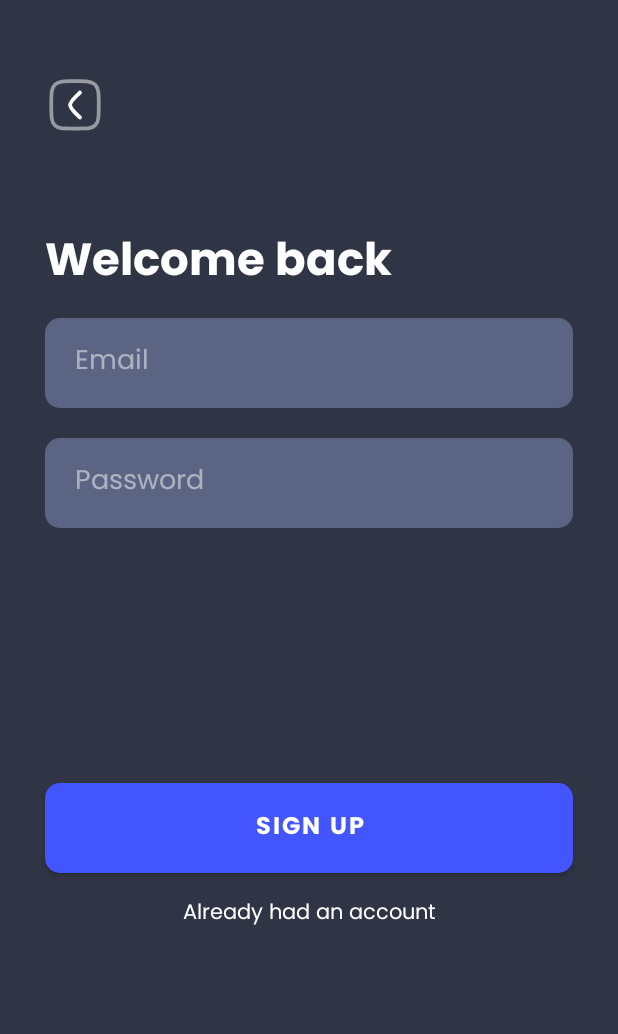
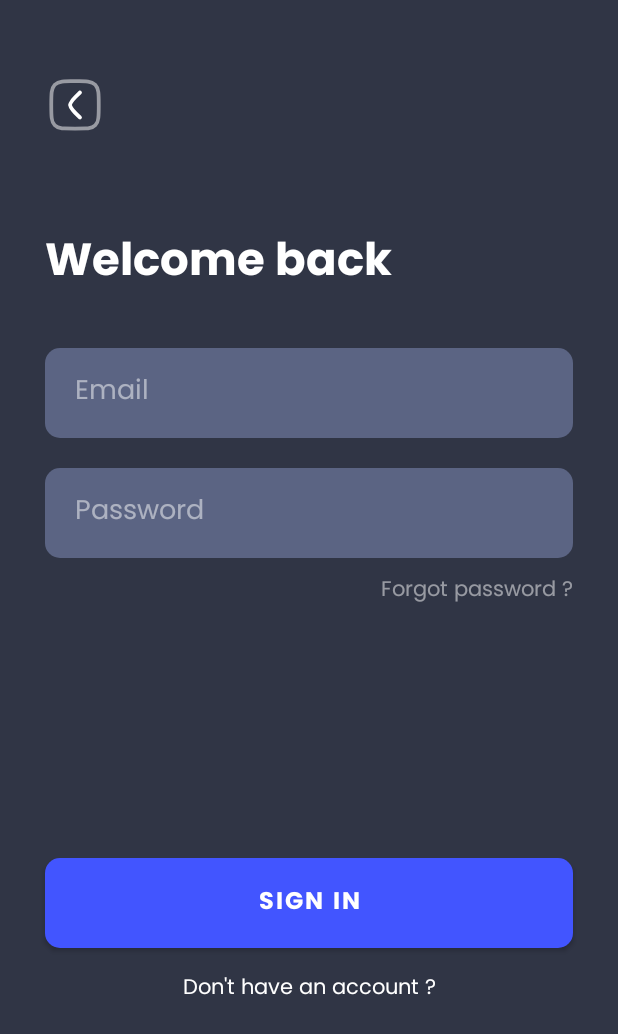
Before and after one commit to minhthhe182554/Quizlett, an Android app: the fragment SignInFragment shown on its own in the app's theme, on a phone screen of 412 x 824 dp. Shown: the top 1034 px of the screen. Run offline under Robolectric (Android 15) with nearby library versions, the phone set to English and light mode, and no system bars; our stand-ins replace data binding.

Commit message:
Refactor: Rename SignInFragment UI elements and update layout

```diff
--- a/app/src/main/res/layout/fragment_sign_in.xml
+++ b/app/src/main/res/layout/fragment_sign_in.xml
@@ -5,10 +5,10 @@
         xmlns:tools="http://schemas.android.com/tools"
         android:layout_width="match_parent"
         android:layout_height="match_parent"
-        tools:context=".SignInFragment">
+        tools:context=".ui.signin.SignInFragment">
 
         <Button
-            android:id="@+id/backBtn"
+            android:id="@+id/btnBack"
             android:layout_width="40dp"
             android:layout_height="40dp"
             app:layout_constraintStart_toStartOf="parent"
@@ -23,7 +23,7 @@
             android:id="@+id/signInTitle"
             android:layout_width="wrap_content"
             android:layout_height="wrap_content"
-            app:layout_constraintTop_toBottomOf="@id/backBtn"
+            app:layout_constraintTop_toBottomOf="@id/btnBack"
             app:layout_constraintStart_toStartOf="parent"
             android:layout_marginStart="30dp"
             android:layout_marginTop="60dp"
@@ -37,12 +37,13 @@
             android:layout_width="match_parent"
             android:layout_height="60dp"
             app:layout_constraintTop_toBottomOf="@id/signInTitle"
-            android:layout_marginTop="10dp"
+            android:layout_marginTop="30dp"
             android:layout_marginHorizontal="30dp"
             android:background="@drawable/input_field_bg"
             android:paddingHorizontal="20dp"
             android:hint="@string/email_hint"
-            android:textColorHint="@color/light_grey"/>
+            android:textColorHint="@color/light_grey"
+            android:textColor="@color/white"/>
 
         <EditText
             android:id="@+id/etPassword"
@@ -54,30 +55,42 @@
             android:background="@drawable/input_field_bg"
             android:paddingHorizontal="20dp"
             android:hint="@string/password_hint"
-            android:textColorHint="@color/light_grey"/>
+            android:textColorHint="@color/light_grey"
+            android:textColor="@color/white"/>
+
+        <TextView
+            android:id="@+id/tvForgotPassword"
+            android:layout_width="wrap_content"
+            android:layout_height="wrap_content"
+            app:layout_constraintTop_toBottomOf="@id/etPassword"
+            app:layout_constraintEnd_toEndOf="parent"
+            android:layout_marginEnd="30dp"
+            android:layout_marginTop="10dp"
+            android:text="@string/forgot_password"
+            android:textColor="@color/light_grey" />
 
         <Button
-            android:id="@+id/btnSignUp"
+            android:id="@+id/btnSignIn"
             android:layout_width="match_parent"
             android:layout_height="60dp"
             app:layout_constraintTop_toBottomOf="@id/etPassword"
             android:layout_marginHorizontal="30dp"
-            android:layout_marginTop="170dp"
+            android:layout_marginTop="200dp"
             app:backgroundTint="@null"
             android:background="@drawable/primary_btn_bg"
-            android:text="@string/signUn_btn_text"
+            android:text="@string/signIn_btn_text"
             android:textStyle="bold"
             android:textSize="16sp"/>
 
         <TextView
-            android:id="@+id/linkToSignIn"
+            android:id="@+id/linkToSignUp"
             android:layout_width="wrap_content"
             android:layout_height="wrap_content"
-            app:layout_constraintTop_toBottomOf="@id/btnSignUp"
+            app:layout_constraintTop_toBottomOf="@id/btnSignIn"
             app:layout_constraintStart_toStartOf="parent"
             app:layout_constraintEnd_toEndOf="parent"
             android:layout_marginTop="15dp"
-            android:text="@string/already_had_account"
+            android:text="@string/dont_have_account"
             android:textColor="@color/white"/>
 
     </androidx.constraintlayout.widget.ConstraintLayout>
```
